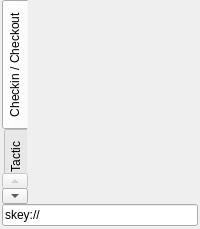
First picture: the form in lib/ui/ui_main_tabs.ui, repository listyque/TACTIC-Handler, before the edit.
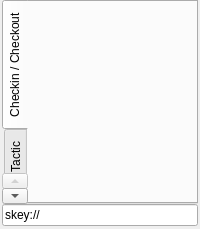
Second picture: the form after the edit.

```diff
--- a/lib/ui/ui_main_tabs.ui
+++ b/lib/ui/ui_main_tabs.ui
@@ -2,12 +2,6 @@
 <ui version="4.0">
  <class>mainTabsForm</class>
  <widget class="QWidget" name="mainTabsForm">
-  <property name="sizePolicy">
-   <sizepolicy hsizetype="Ignored" vsizetype="Ignored">
-    <horstretch>0</horstretch>
-    <verstretch>0</verstretch>
-   </sizepolicy>
-  </property>
   <property name="windowTitle">
    <string>Form</string>
   </property>
@@ -30,11 +24,28 @@
    <item>
     <widget class="QTabWidget" name="main_tabWidget">
      <property name="styleSheet">
-      <string notr="true">QTabWidget::pane {
+      <string notr="true">#main_tabWidget::pane {
     border: 0px;
 }
-QTabWidget::tab-bar {
+#main_tabWidget::tab-bar {
     alignment: center;
+}
+
+#main_tabWidget &gt; QTabBar::tab {
+    background: qlineargradient(x1: 0, y1: 0, x2: 1, y2: 0, stop: 0 rgba(175, 175, 175, 16), stop: 1 rgba(175, 175, 175, 0));
+    border: 0px solid transparent;
+    border-top-left-radius: 2px;
+    border-top-right-radius: 2px;
+    padding: 4px;
+}
+#main_tabWidget &gt; QTabBar::tab:selected, #main_tabWidget &gt; QTabBar::tab:hover {
+    background: qlineargradient(x1: 0, y1: 0, x2: 1, y2: 0, stop: 0 rgba(255, 255, 255, 64), stop: 1 rgba(255, 255, 255, 8));
+}
+#main_tabWidget &gt; QTabBar::tab:selected {
+    border-color: transparent;
+}
+#main_tabWidget &gt; QTabBar::tab:!selected {
+    margin-left: 2px;
 }</string>
      </property>
      <property name="tabPosition">
```
